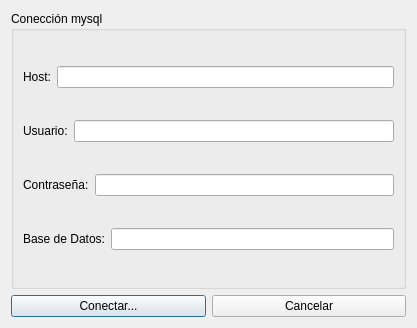
Before: the Qt Designer form trunk/src/EMysql.ui in chungote/gestotux, drawn with Qt 5.
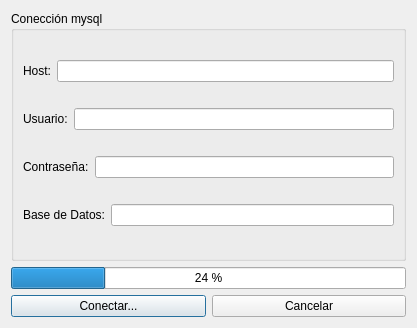
After: the same form once the commit is applied.

Commit message: Agregado nuevo sistema de ayuda, que es contextual Actualizada la traducción de qt Agregado formulario de configuracion mysql

Diff of the .ui file:
```diff
--- a/trunk/src/EMysql.ui
+++ b/trunk/src/EMysql.ui
@@ -90,6 +90,31 @@
      </layout>
     </widget>
    </item>
+   <item>
+    <widget class="QProgressBar" name="PBBarra" >
+     <property name="value" >
+      <number>24</number>
+     </property>
+     <property name="alignment" >
+      <set>Qt::AlignHCenter|Qt::AlignTop</set>
+     </property>
+     <property name="textVisible" >
+      <bool>true</bool>
+     </property>
+     <property name="orientation" >
+      <enum>Qt::Horizontal</enum>
+     </property>
+     <property name="invertedAppearance" >
+      <bool>false</bool>
+     </property>
+     <property name="textDirection" >
+      <enum>QProgressBar::BottomToTop</enum>
+     </property>
+     <property name="format" >
+      <string>%p %</string>
+     </property>
+    </widget>
+   </item>
    <item>
     <layout class="QHBoxLayout" name="horizontalLayout" >
      <item>
```
The commit also changes 35 other files.
